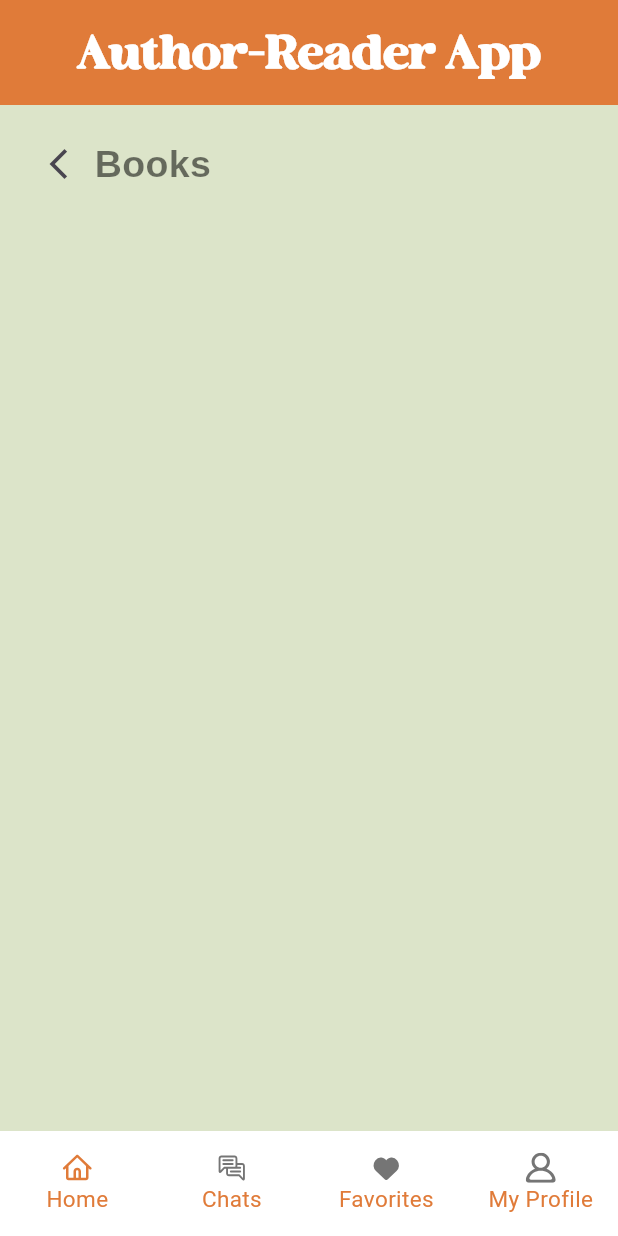
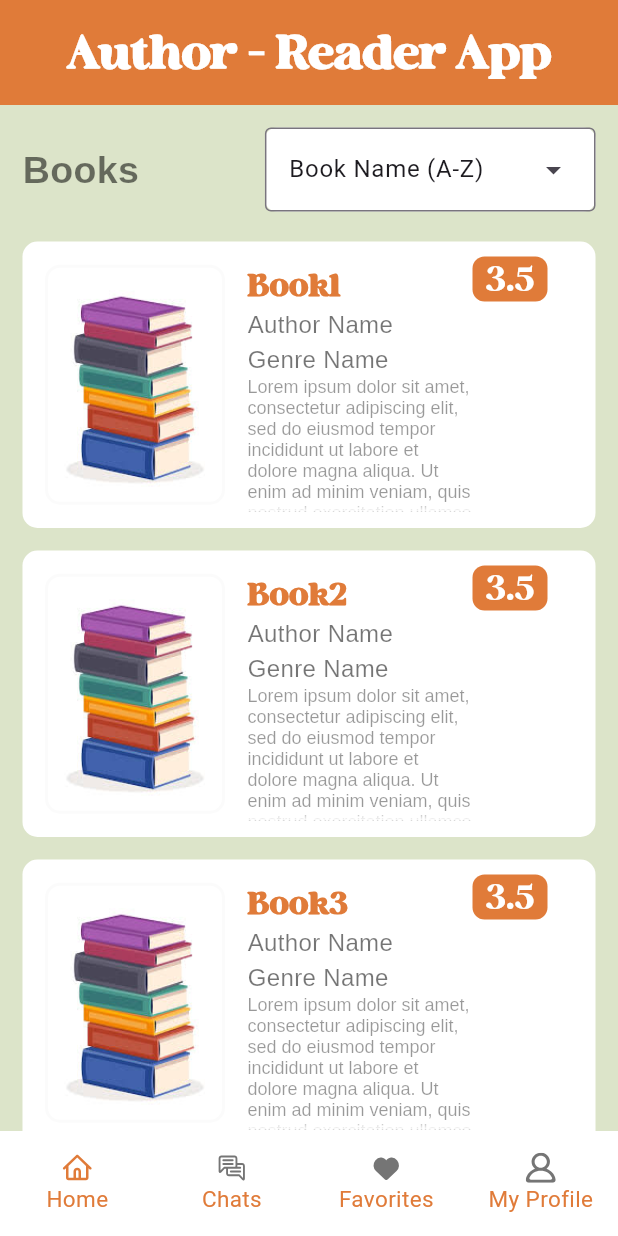
Before and after one commit to baturalpkahveci/flutter-author-reader-app, a Flutter app: the screen it shows after launch, after a tap on "Genre1", on a phone screen of 412 x 824 dp. Run offline on Flutter 3.47's test engine with Material 3 defaults, Android fonts, the phone set to English and light mode, and no system bars; our stand-ins replace flutter_svg.

Commit message:
Books page is added.

```diff
--- /dev/null
+++ b/lib/common/widgets/book_box.dart
@@ -0,0 +1,142 @@
+import 'package:flutter/material.dart';
+import 'package:flutter_author_reader_app/common/widgets/genre_box.dart';
+import 'package:flutter_author_reader_app/core/app_colors.dart';
+import 'package:flutter_author_reader_app/pages/books.dart';
+import 'package:flutter_svg/flutter_svg.dart';
+
+class BookBox extends StatelessWidget {
+  final String name;
+  final String authorName;
+  final String genreName;
+  final double rate;
+  final String imagePath;
+
+  const BookBox({
+    Key? key,
+    required this.name,
+    required this.authorName,
+    required this.genreName,
+    required this.rate,
+    required this.imagePath,
+  })  : super(key: key);
+
+  @override
+  Widget build(BuildContext context)  {
+    return GestureDetector(
+      onTap: () {
+        // Handle the tap event here.
+        print('Book tapped: $name');
+      },
+      child: Container(
+        decoration: BoxDecoration(
+          borderRadius: BorderRadius.circular(10),
+          color: Colors.white,
+        ),
+        child: Row(
+          mainAxisAlignment: MainAxisAlignment.start,
+          children: [
+            SizedBox(width: 15,),
+            Container(
+              width: 120,
+              height: 160,
+              decoration: BoxDecoration(
+                image: DecorationImage(
+                  image: AssetImage(imagePath),
+                  fit: BoxFit.fill,
+                ),
+                borderRadius: BorderRadius.circular(10),
+                border: Border.all(
+                  color: Color(0xffFBFBFb),
+                  width: 2,
+                ),
+              ),
+            ),
+            SizedBox(width: 15,),
+            Column(
+              mainAxisAlignment: MainAxisAlignment.start,
+              crossAxisAlignment: CrossAxisAlignment.start,
+              children: [
+                Padding(
+                  padding: const EdgeInsets.only(top: 15),
+                  child: Text(
+                    name,
+                    style: TextStyle(
+                      color: AppColors.highlightColor,
+                      fontFamily: 'holen_vintage',
+                      fontSize: 20,
+                      fontWeight: FontWeight.bold,
+                    ),
+                  ),
+                ),
+                Text(
+                  authorName,
+                  style: TextStyle(
+                    color: AppColors.primaryColor,
+                    fontFamily: 'liberation_sans',
+                    fontSize: 16,
+                    fontWeight: FontWeight.w500,
+                  ),
+                ),
+                Text(
+                  genreName,
+                  style: TextStyle(
+                    color: AppColors.primaryColor,
+                    fontFamily: 'liberation_sans',
+                    fontSize: 16,
+                    fontWeight: FontWeight.w500,
+                  ),
+                ),
+                Container(
+                  width: 150,
+                  height: 90,
+                  color: Colors.white,
+                  child: RichText(
+                    overflow: TextOverflow.fade,
+                    text: TextSpan(
+                      text: "Lorem ipsum dolor sit amet, consectetur adipiscing elit, sed do eiusmod tempor incididunt ut labore et dolore magna aliqua. Ut enim ad minim veniam, quis nostrud exercitation ullamco laboris nisi ut aliquip ex ea commodo consequat. Duis aute irure dolor in reprehenderit in voluptate velit esse cillum dolore eu fugiat nulla pariatur. Excepteur sint occaecat cupidatat non proident, sunt in culpa qui officia deserunt mollit anim id est laborum.",
+                      style: TextStyle(
+                        fontFamily: 'liberation_sans',
+                        fontSize: 12,
+                        color: AppColors.primaryColor.withOpacity(0.4),
+                        fontWeight: FontWeight.w500,
+                      ),
+                    ),
+                    softWrap: true,
+                  ),
+                ),
+              ],
+            ),
+            Column(
+              mainAxisAlignment: MainAxisAlignment.start,
+              crossAxisAlignment: CrossAxisAlignment.end,
+              children: [
+                Padding(
+                  padding: const EdgeInsets.only(top: 10, right: 10),
+                  child: Container(
+                    width: 50,
+                    height: 30,
+                    decoration: BoxDecoration(
+                      color: AppColors.highlightColor,
+                      borderRadius: BorderRadius.circular(8),
+                    ),
+                    child: Center(
+                      child: Text(
+                        (rate).toString(),
+                        style: TextStyle(
+                          color: Colors.white,
+                          fontFamily: 'holen_vintage',
+                          fontSize: 22,
+                          fontWeight: FontWeight.w500,
+                        ),
+                      ),
+                    ),
+                  ),
+                ),
+              ],
+            ),
+          ],
+        ),
+      ),
+    );
+  }
+}
--- a/lib/pages/books.dart
+++ b/lib/pages/books.dart
@@ -1,19 +1,43 @@
 import 'package:flutter/material.dart';
+import 'package:flutter_author_reader_app/common/widgets/book_box.dart';
 import 'package:flutter_author_reader_app/common/widgets/genre_box.dart';
 import 'package:flutter_author_reader_app/core/app_colors.dart';
 import 'package:flutter_svg/flutter_svg.dart';
 
-class BooksPage extends StatelessWidget {
+class BooksPage extends StatefulWidget {
   String bookCategory = "All Books";
   void Function(bool) visibilityFunction;
 
-  BooksPage({super.key , String? bookCategory, required  this.visibilityFunction}){
+  BooksPage({super.key, String? bookCategory, required this.visibilityFunction}) {
     this.bookCategory = bookCategory ?? 'All Books';
   }
 
   @override
-  Widget build(BuildContext context)  {
-    return Scaffold(
+  State<BooksPage> createState() => _BooksPageState();
+}
+
+class _BooksPageState extends State<BooksPage> {
+  String _selectedOrder = 'Book Name (A-Z)';
+
+  final List<String> _orderOptions = [
+    'Book Name (A-Z)',
+    'Book Name (Z-A)',
+    'Author Name (A-Z)',
+    'Author Name (Z-A)',
+    'Highest Rate First',
+    'Lowest Rate First',
+    'Most Read First',
+    'Least Read First',
+  ];
+
+  @override
+  Widget build(BuildContext context) {
+    return WillPopScope(
+      onWillPop: () async {
+        widget.visibilityFunction(false);
+        return false;
+      },
+      child: Scaffold(
         backgroundColor: AppColors.backgroundColor,
         body: ListView(
           children: [
@@ -21,13 +45,10 @@ class BooksPage extends StatelessWidget {
               crossAxisAlignment: CrossAxisAlignment.start,
               children: [
                 Padding(
-                padding: const EdgeInsets.all(15.0),
+                  padding: const EdgeInsets.only(left: 15, top: 15, right: 15),
                   child: Row(
+                    mainAxisAlignment: MainAxisAlignment.spaceBetween,
                     children: [
-                    IconButton(
-                        onPressed: () => visibilityFunction(false),
-                        icon: Icon(Icons.arrow_back_ios_new)
-                    ),
                       Text(
                         'Books',
                         style: TextStyle(
@@ -37,15 +58,112 @@ class BooksPage extends StatelessWidget {
                           fontWeight: FontWeight.bold,
                         ),
                       ),
+                      Container(
+                        decoration: BoxDecoration(
+                          color: Colors.white,
+                          borderRadius: BorderRadius.circular(8),
+                        ),
+                        child: DropdownMenu(
+                          menuStyle: MenuStyle(
+                            backgroundColor: MaterialStateProperty.all(Colors.white),
+                            surfaceTintColor: MaterialStateProperty.all(Colors.white),
+                            elevation: MaterialStateProperty.all(8),
+                          ),
+                          initialSelection: _selectedOrder,
+                          onSelected: (String? value) {
+                            if(value != null) {
+                              setState(() {
+                                _selectedOrder = value;
+                              });
+                            }
+                            print('Sorting books by: $_selectedOrder.');
+                          },
+                          dropdownMenuEntries: _orderOptions.map((option) {
+                            return DropdownMenuEntry(
+                              value: option,
+                              label: option,
+                            );
+                          }).toList(),
+                        ),
+                      ),
                     ],
-                )
                   ),
-              SizedBox(height: 5,),
-
+                ),
+                SizedBox(height: 5),
+                Container(
+                  child: GridView.count(
+                    crossAxisCount: 1,
+                    mainAxisSpacing: 15,
+                    childAspectRatio: 2,
+                    shrinkWrap: true,
+                    physics: ScrollPhysics(),
+                    padding: EdgeInsets.all(15),
+                    children: [
+                      // Add book boxes here.
+                      BookBox(
+                          name: 'Book1',
+                          authorName: 'Author Name',
+                          genreName: 'Genre Name',
+                          rate: 3.5,
+                          imagePath: 'assets/images/book-image-example.jpg'
+                      ),
+                      BookBox(
+                          name: 'Book2',
+                          authorName: 'Author Name',
+                          genreName: 'Genre Name',
+                          rate: 3.5,
+                          imagePath: 'assets/images/book-image-example.jpg'
+                      ),
+                      BookBox(
+                          name: 'Book3',
+                          authorName: 'Author Name',
+                          genreName: 'Genre Name',
+                          rate: 3.5,
+                          imagePath: 'assets/images/book-image-example.jpg'
+                      ),
+                      BookBox(
+                          name: 'Book4',
+                          authorName: 'Author Name',
+                          genreName: 'Genre Name',
+                          rate: 3.5,
+                          imagePath: 'assets/images/book-image-example.jpg'
+                      ),
+                      BookBox(
+                          name: 'Book5',
+                          authorName: 'Author Name',
+                          genreName: 'Genre Name',
+                          rate: 3.5,
+                          imagePath: 'assets/images/book-image-example.jpg'
+                      ),
+                    ],
+                  ),
+                ),
+                Container(
+                  child: Column(
+                    mainAxisAlignment: MainAxisAlignment.start,
+                    crossAxisAlignment: CrossAxisAlignment.end,
+                    children: [
+                      Padding(
+                        padding: EdgeInsets.all(15),
+                        child: Text(
+                          'Other Genres',
+                          style: TextStyle(
+                            color: AppColors.primaryColor,
+                            fontFamily: 'liberation_sans',
+                            fontSize: 25,
+                            fontWeight: FontWeight.bold,
+                          ),
+                        ),
+                      ),
+                      // ADD OTHER GENRES PART HERE.
+                    ],
+                  ),
+                ),
               ],
             ),
           ],
         ),
+      ),
     );
   }
 }
--- a/lib/pages/genres.dart
+++ b/lib/pages/genres.dart
@@ -28,7 +28,7 @@ class _GenresPageState extends State<GenresPage> {
       body: isBooksPageOpen ? BooksPage(visibilityFunction: setBooksPageVisibility) : ListView(
         children: [
           _searchField(),
-          SizedBox(height: 40,),
+          SizedBox(height:10,),
           _genresSection(),
         ]
       ),
@@ -52,7 +52,7 @@ class _GenresPageState extends State<GenresPage> {
             filled: true,
             fillColor: Colors.white,
             contentPadding: EdgeInsets.all(15),
-            hintText: 'Search...',
+            hintText: 'Search for a book or author',
             hintStyle: TextStyle(
               fontFamily: 'liberation_sans',
               color: Color(0xffDDDADA),
@@ -62,7 +62,8 @@ class _GenresPageState extends State<GenresPage> {
               padding: const EdgeInsets.all(12.0),
               child: SvgPicture.asset(
                 'assets/icons/search-alt-2-svgrepo-com.svg',
-                color: Color(0xffDDDADA),),
+                color: Color(0xffDDDADA),
+              ),
             ),
             border: OutlineInputBorder(
               borderRadius: BorderRadius.circular(15),
@@ -100,15 +101,52 @@ class _GenresPageState extends State<GenresPage> {
             physics: ScrollPhysics(),
             padding: EdgeInsets.all(15),
             children: [
-              GenreBox(name: 'Genre1', iconPath:'assets/icons/book-svgrepo-com.svg', booksPageVisibilityFunction: setBooksPageVisibility),
-              GenreBox(name: 'Genre2', iconPath:'assets/icons/book-svgrepo-com.svg', booksPageVisibilityFunction: setBooksPageVisibility),
-              GenreBox(name: 'Genre3', iconPath:'assets/icons/book-svgrepo-com.svg', booksPageVisibilityFunction: setBooksPageVisibility),
-              GenreBox(name: 'Genre4', iconPath:'assets/icons/book-svgrepo-com.svg', booksPageVisibilityFunction: setBooksPageVisibility),
-              GenreBox(name: 'Genre5', iconPath:'assets/icons/book-svgrepo-com.svg', booksPageVisibilityFunction: setBooksPageVisibility),
-              GenreBox(name: 'Genre6', iconPath:'assets/icons/book-svgrepo-com.svg', booksPageVisibilityFunction: setBooksPageVisibility),
-              GenreBox(name: 'Genre7', iconPath:'assets/icons/book-svgrepo-com.svg', booksPageVisibilityFunction: setBooksPageVisibility),
-              GenreBox(name: 'Genre8', iconPath:'assets/icons/book-svgrepo-com.svg', booksPageVisibilityFunction: setBooksPageVisibility),
-              GenreBox(name: 'Genre9', iconPath:'assets/icons/book-svgrepo-com.svg', booksPageVisibilityFunction: setBooksPageVisibility),
+              // Add genre boxes here.
+              GenreBox(
+                  name: 'Genre1',
+                  iconPath:'assets/icons/book-svgrepo-com.svg',
+                  booksPageVisibilityFunction: setBooksPageVisibility
+              ),
+              GenreBox(
+                  name: 'Genre2',
+                  iconPath:'assets/icons/book-svgrepo-com.svg',
+                  booksPageVisibilityFunction: setBooksPageVisibility
+              ),
+              GenreBox(
+                  name: 'Genre3',
+                  iconPath:'assets/icons/book-svgrepo-com.svg',
+                  booksPageVisibilityFunction: setBooksPageVisibility
+              ),
+              GenreBox(
+                  name: 'Genre4',
+                  iconPath:'assets/icons/book-svgrepo-com.svg',
+                  booksPageVisibilityFunction: setBooksPageVisibility
+              ),
+              GenreBox(
+                  name: 'Genre5',
+                  iconPath:'assets/icons/book-svgrepo-com.svg',
+                  booksPageVisibilityFunction: setBooksPageVisibility
+              ),
+              GenreBox(
+                  name: 'Genre6',
+                  iconPath:'assets/icons/book-svgrepo-com.svg',
+                  booksPageVisibilityFunction: setBooksPageVisibility
+              ),
+              GenreBox(
+                  name: 'Genre7',
+                  iconPath:'assets/icons/book-svgrepo-com.svg',
+                  booksPageVisibilityFunction: setBooksPageVisibility
+              ),
+              GenreBox(
+                  name: 'Genre8',
+                  iconPath:'assets/icons/book-svgrepo-com.svg',
+                  booksPageVisibilityFunction: setBooksPageVisibility
+              ),
+              GenreBox(
+                  name: 'Genre9',
+                  iconPath:'assets/icons/book-svgrepo-com.svg',
+                  booksPageVisibilityFunction: setBooksPageVisibility
+              ),
             ],
           ),
         ),
--- a/lib/pages/home.dart
+++ b/lib/pages/home.dart
@@ -38,7 +38,12 @@ class _HomePageState extends State<HomePage>  {
     return Scaffold(
       appBar: appBar(),
       body: _pageOptions.elementAt(_selectedIndex),
-      bottomNavigationBar: Container(
+      bottomNavigationBar: bottomNavgiationBar(),
+    );
+  }
+
+  Container bottomNavgiationBar() {
+    return Container(
       height: 70,
       decoration: BoxDecoration(
         borderRadius: BorderRadius.only(
@@ -97,7 +102,6 @@ class _HomePageState extends State<HomePage>  {
           ),
         ],
       ),
-      ),
     );
   }
 
@@ -105,7 +109,7 @@ class _HomePageState extends State<HomePage>  {
     return AppBar(
       title: Center(
         child: Text(
-          'Author-Reader App',
+          'Author - Reader App',
           style: TextStyle(
             fontFamily: 'holen_vintage',
             color: Colors.white,
--- a/pubspec.yaml
+++ b/pubspec.yaml
@@ -63,6 +63,7 @@ flutter:
   # To add assets to your application, add an assets section, like this:
   assets:
    - assets/icons/
+   - assets/images/
   #   - images/a_dot_burr.jpe
   #   - images/a_dot_ham.jpeg
 
```
Also changed, not shown: assets/images/book-image-example.jpg (added). Lines whose indentation alone changed are shown as unchanged.
